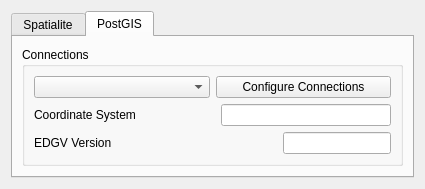
This is CustomWidgets/connectionWidget.ui in dsgoficial/DsgTools as Qt 5 draws it before an edit. The edited form follows.
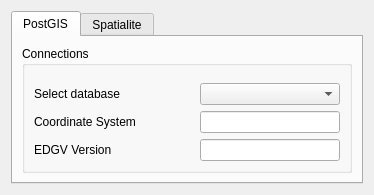
This is the edited form. Custom widgets are drawn as their Qt base class.

Commit message: Major changes on connectionWidget. Now qsettings are almost dead

Diff of the .ui file:
```diff
--- a/CustomWidgets/connectionWidget.ui
+++ b/CustomWidgets/connectionWidget.ui
@@ -6,8 +6,8 @@
    <rect>
     <x>0</x>
     <y>0</y>
-    <width>386</width>
-    <height>172</height>
+    <width>356</width>
+    <height>186</height>
    </rect>
   </property>
   <property name="sizePolicy">
@@ -23,14 +23,208 @@
    <item row="0" column="0">
     <widget class="QTabWidget" name="tabWidget">
      <property name="sizePolicy">
-      <sizepolicy hsizetype="MinimumExpanding" vsizetype="Fixed">
+      <sizepolicy hsizetype="MinimumExpanding" vsizetype="Preferred">
        <horstretch>0</horstretch>
        <verstretch>0</verstretch>
       </sizepolicy>
      </property>
      <property name="currentIndex">
-      <number>1</number>
+      <number>0</number>
      </property>
+     <widget class="QWidget" name="tabPostGIS">
+      <attribute name="title">
+       <string>PostGIS</string>
+      </attribute>
+      <layout class="QGridLayout" name="gridLayout_3">
+       <item row="0" column="0">
+        <widget class="QGroupBox" name="groupBox_3">
+         <property name="sizePolicy">
+          <sizepolicy hsizetype="Preferred" vsizetype="Preferred">
+           <horstretch>0</horstretch>
+           <verstretch>0</verstretch>
+          </sizepolicy>
+         </property>
+         <property name="title">
+          <string>Connections</string>
+         </property>
+         <layout class="QGridLayout" name="gridLayout">
+          <item row="0" column="0">
+           <layout class="QVBoxLayout" name="verticalLayout">
+            <item>
+             <widget class="ExploreServerWidget" name="serverWidget" native="true"/>
+            </item>
+            <item>
+             <layout class="QHBoxLayout" name="horizontalLayout_3">
+              <item>
+               <widget class="QLabel" name="label_8">
+                <property name="sizePolicy">
+                 <sizepolicy hsizetype="Fixed" vsizetype="Preferred">
+                  <horstretch>10</horstretch>
+                  <verstretch>0</verstretch>
+                 </sizepolicy>
+                </property>
+                <property name="maximumSize">
+                 <size>
+                  <width>150</width>
+                  <height>16777215</height>
+                 </size>
+                </property>
+                <property name="text">
+                 <string>Select database</string>
+                </property>
+               </widget>
+              </item>
+              <item>
+               <spacer name="horizontalSpacer_6">
+                <property name="orientation">
+                 <enum>Qt::Horizontal</enum>
+                </property>
+                <property name="sizeType">
+                 <enum>QSizePolicy::Minimum</enum>
+                </property>
+                <property name="sizeHint" stdset="0">
+                 <size>
+                  <width>10</width>
+                  <height>20</height>
+                 </size>
+                </property>
+               </spacer>
+              </item>
+              <item>
+               <widget class="QComboBox" name="comboBoxPostgis">
+                <property name="sizePolicy">
+                 <sizepolicy hsizetype="MinimumExpanding" vsizetype="Fixed">
+                  <horstretch>0</horstretch>
+                  <verstretch>0</verstretch>
+                 </sizepolicy>
+                </property>
+                <property name="minimumSize">
+                 <size>
+                  <width>10</width>
+                  <height>0</height>
+                 </size>
+                </property>
+               </widget>
+              </item>
+             </layout>
+            </item>
+           </layout>
+          </item>
+          <item row="1" column="0">
+           <layout class="QHBoxLayout" name="horizontalLayout_12">
+            <item>
+             <widget class="QLabel" name="label_7">
+              <property name="sizePolicy">
+               <sizepolicy hsizetype="Fixed" vsizetype="Preferred">
+                <horstretch>10</horstretch>
+                <verstretch>0</verstretch>
+               </sizepolicy>
+              </property>
+              <property name="maximumSize">
+               <size>
+                <width>150</width>
+                <height>16777215</height>
+               </size>
+              </property>
+              <property name="text">
+               <string>Coordinate System</string>
+              </property>
+             </widget>
+            </item>
+            <item>
+             <spacer name="horizontalSpacer_5">
+              <property name="orientation">
+               <enum>Qt::Horizontal</enum>
+              </property>
+              <property name="sizeType">
+               <enum>QSizePolicy::Minimum</enum>
+              </property>
+              <property name="sizeHint" stdset="0">
+               <size>
+                <width>10</width>
+                <height>20</height>
+               </size>
+              </property>
+             </spacer>
+            </item>
+            <item>
+             <widget class="QLineEdit" name="postGISCrsEdit">
+              <property name="sizePolicy">
+               <sizepolicy hsizetype="MinimumExpanding" vsizetype="Fixed">
+                <horstretch>0</horstretch>
+                <verstretch>0</verstretch>
+               </sizepolicy>
+              </property>
+              <property name="minimumSize">
+               <size>
+                <width>100</width>
+                <height>0</height>
+               </size>
+              </property>
+             </widget>
+            </item>
+           </layout>
+          </item>
+          <item row="2" column="0">
+           <layout class="QHBoxLayout" name="horizontalLayout_5">
+            <item>
+             <widget class="QLabel" name="label_4">
+              <property name="sizePolicy">
+               <sizepolicy hsizetype="Fixed" vsizetype="Preferred">
+                <horstretch>20</horstretch>
+                <verstretch>0</verstretch>
+               </sizepolicy>
+              </property>
+              <property name="maximumSize">
+               <size>
+                <width>150</width>
+                <height>16777215</height>
+               </size>
+              </property>
+              <property name="text">
+               <string>EDGV Version</string>
+              </property>
+             </widget>
+            </item>
+            <item>
+             <spacer name="horizontalSpacer_3">
+              <property name="orientation">
+               <enum>Qt::Horizontal</enum>
+              </property>
+              <property name="sizeType">
+               <enum>QSizePolicy::Minimum</enum>
+              </property>
+              <property name="sizeHint" stdset="0">
+               <size>
+                <width>10</width>
+                <height>20</height>
+               </size>
+              </property>
+             </spacer>
+            </item>
+            <item>
+             <widget class="QLineEdit" name="edgvPostgisVersionEdit">
+              <property name="sizePolicy">
+               <sizepolicy hsizetype="MinimumExpanding" vsizetype="Fixed">
+                <horstretch>0</horstretch>
+                <verstretch>0</verstretch>
+               </sizepolicy>
+              </property>
+              <property name="minimumSize">
+               <size>
+                <width>100</width>
+                <height>0</height>
+               </size>
+              </property>
+             </widget>
+            </item>
+           </layout>
+          </item>
+         </layout>
+        </widget>
+       </item>
+      </layout>
+     </widget>
      <widget class="QWidget" name="tabSpatialite">
       <attribute name="title">
        <string>Spatialite</string>
@@ -44,10 +238,22 @@
             <widget class="QLabel" name="label">
              <property name="sizePolicy">
               <sizepolicy hsizetype="Fixed" vsizetype="Preferred">
-               <horstretch>0</horstretch>
+               <horstretch>10</horstretch>
                <verstretch>0</verstretch>
               </sizepolicy>
              </property>
+             <property name="minimumSize">
+              <size>
+               <width>120</width>
+               <height>0</height>
+              </size>
+             </property>
+             <property name="maximumSize">
+              <size>
+               <width>120</width>
+               <height>16777215</height>
+              </size>
+             </property>
              <property name="text">
               <string>File                    </string>
              </property>
@@ -63,14 +269,21 @@
              </property>
              <property name="sizeHint" stdset="0">
               <size>
-               <width>95</width>
+               <width>10</width>
                <height>20</height>
               </size>
              </property>
             </spacer>
            </item>
            <item>
-            <widget class="QLineEdit" name="spatialiteFileEdit"/>
+            <widget class="QLineEdit" name="spatialiteFileEdit">
+             <property name="sizePolicy">
+              <sizepolicy hsizetype="MinimumExpanding" vsizetype="Fixed">
+               <horstretch>0</horstretch>
+               <verstretch>0</verstretch>
+              </sizepolicy>
+             </property>
+            </widget>
            </item>
            <item>
             <widget class="QPushButton" name="pushButtonOpenFile">
@@ -87,10 +300,16 @@
             <widget class="QLabel" name="label_2">
              <property name="sizePolicy">
               <sizepolicy hsizetype="Fixed" vsizetype="Preferred">
-               <horstretch>0</horstretch>
+               <horstretch>10</horstretch>
                <verstretch>0</verstretch>
               </sizepolicy>
              </property>
+             <property name="maximumSize">
+              <size>
+               <width>120</width>
+               <height>16777215</height>
+              </size>
+             </property>
              <property name="text">
               <string>Coordinate System</string>
              </property>
@@ -106,14 +325,27 @@
              </property>
              <property name="sizeHint" stdset="0">
               <size>
-               <width>5</width>
+               <width>10</width>
                <height>20</height>
               </size>
              </property>
             </spacer>
            </item>
            <item>
-            <widget class="QLineEdit" name="spatialiteCrsEdit"/>
+            <widget class="QLineEdit" name="spatialiteCrsEdit">
+             <property name="sizePolicy">
+              <sizepolicy hsizetype="MinimumExpanding" vsizetype="Fixed">
+               <horstretch>0</horstretch>
+               <verstretch>0</verstretch>
+              </sizepolicy>
+             </property>
+             <property name="minimumSize">
+              <size>
+               <width>100</width>
+               <height>0</height>
+              </size>
+             </property>
+            </widget>
            </item>
           </layout>
          </item>
@@ -123,10 +355,16 @@
             <widget class="QLabel" name="label_3">
              <property name="sizePolicy">
               <sizepolicy hsizetype="Fixed" vsizetype="Preferred">
-               <horstretch>0</horstretch>
+               <horstretch>20</horstretch>
                <verstretch>0</verstretch>
               </sizepolicy>
              </property>
+             <property name="maximumSize">
+              <size>
+               <width>120</width>
+               <height>16777215</height>
+              </size>
+             </property>
              <property name="text">
               <string>EDGV Version</string>
              </property>
@@ -142,14 +380,27 @@
              </property>
              <property name="sizeHint" stdset="0">
               <size>
-               <width>51</width>
+               <width>10</width>
                <height>20</height>
               </size>
              </property>
             </spacer>
            </item>
            <item>
-            <widget class="QLineEdit" name="edgvSpatialiteVersionEdit"/>
+            <widget class="QLineEdit" name="edgvSpatialiteVersionEdit">
+             <property name="sizePolicy">
+              <sizepolicy hsizetype="MinimumExpanding" vsizetype="Fixed">
+               <horstretch>0</horstretch>
+               <verstretch>0</verstretch>
+              </sizepolicy>
+             </property>
+             <property name="minimumSize">
+              <size>
+               <width>100</width>
+               <height>0</height>
+              </size>
+             </property>
+            </widget>
            </item>
           </layout>
          </item>
@@ -157,176 +408,18 @@
        </item>
       </layout>
      </widget>
-     <widget class="QWidget" name="tabPostGIS">
-      <attribute name="title">
-       <string>PostGIS</string>
-      </attribute>
-      <layout class="QGridLayout" name="gridLayout_3">
-       <item row="0" column="0">
-        <widget class="QGroupBox" name="groupBox_3">
-         <property name="sizePolicy">
-          <sizepolicy hsizetype="Preferred" vsizetype="Fixed">
-           <horstretch>0</horstretch>
-           <verstretch>0</verstretch>
-          </sizepolicy>
-         </property>
-         <property name="title">
-          <string>Connections</string>
-         </property>
-         <layout class="QGridLayout" name="gridLayout_5">
-          <item row="0" column="0">
-           <layout class="QGridLayout" name="gridLayout">
-            <item row="0" column="0">
-             <layout class="QHBoxLayout" name="horizontalLayout_3">
-              <item>
-               <widget class="QComboBox" name="comboBoxPostgis">
-                <property name="sizePolicy">
-                 <sizepolicy hsizetype="Minimum" vsizetype="Fixed">
-                  <horstretch>0</horstretch>
-                  <verstretch>0</verstretch>
-                 </sizepolicy>
-                </property>
-                <property name="minimumSize">
-                 <size>
-                  <width>10</width>
-                  <height>0</height>
-                 </size>
-                </property>
-               </widget>
-              </item>
-              <item>
-               <widget class="QPushButton" name="addConnectionButton">
-                <property name="sizePolicy">
-                 <sizepolicy hsizetype="Ignored" vsizetype="Fixed">
-                  <horstretch>0</horstretch>
-                  <verstretch>0</verstretch>
-                 </sizepolicy>
-                </property>
-                <property name="minimumSize">
-                 <size>
-                  <width>10</width>
-                  <height>0</height>
-                 </size>
-                </property>
-                <property name="toolTip">
-                 <string extracomment="Configure Connections"/>
-                </property>
-                <property name="text">
-                 <string>Configure Connections</string>
-                </property>
-               </widget>
-              </item>
-             </layout>
-            </item>
-            <item row="1" column="0">
-             <layout class="QHBoxLayout" name="horizontalLayout_12">
-              <item>
-               <widget class="QLabel" name="label_7">
-                <property name="sizePolicy">
-                 <sizepolicy hsizetype="MinimumExpanding" vsizetype="Preferred">
-                  <horstretch>0</horstretch>
-                  <verstretch>0</verstretch>
-                 </sizepolicy>
-                </property>
-                <property name="text">
-                 <string>Coordinate System</string>
-                </property>
-               </widget>
-              </item>
-              <item>
-               <spacer name="horizontalSpacer_5">
-                <property name="orientation">
-                 <enum>Qt::Horizontal</enum>
-                </property>
-                <property name="sizeType">
-                 <enum>QSizePolicy::Minimum</enum>
-                </property>
-                <property name="sizeHint" stdset="0">
-                 <size>
-                  <width>10</width>
-                  <height>20</height>
-                 </size>
-                </property>
-               </spacer>
-              </item>
-              <item>
-               <widget class="QLineEdit" name="postGISCrsEdit">
-                <property name="sizePolicy">
-                 <sizepolicy hsizetype="MinimumExpanding" vsizetype="Fixed">
-                  <horstretch>0</horstretch>
-                  <verstretch>0</verstretch>
-                 </sizepolicy>
-                </property>
-                <property name="minimumSize">
-                 <size>
-                  <width>100</width>
-                  <height>0</height>
-                 </size>
-                </property>
-               </widget>
-              </item>
-             </layout>
-            </item>
-            <item row="2" column="0">
-             <layout class="QHBoxLayout" name="horizontalLayout_5">
-              <item>
-               <widget class="QLabel" name="label_4">
-                <property name="sizePolicy">
-                 <sizepolicy hsizetype="MinimumExpanding" vsizetype="Preferred">
-                  <horstretch>50</horstretch>
-                  <verstretch>0</verstretch>
-                 </sizepolicy>
-                </property>
-                <property name="text">
-                 <string>EDGV Version</string>
-                </property>
-               </widget>
-              </item>
-              <item>
-               <spacer name="horizontalSpacer_3">
-                <property name="orientation">
-                 <enum>Qt::Horizontal</enum>
-                </property>
-                <property name="sizeType">
-                 <enum>QSizePolicy::Minimum</enum>
-                </property>
-                <property name="sizeHint" stdset="0">
-                 <size>
-                  <width>35</width>
-                  <height>20</height>
-                 </size>
-                </property>
-               </spacer>
-              </item>
-              <item>
-               <widget class="QLineEdit" name="edgvPostgisVersionEdit">
-                <property name="sizePolicy">
-                 <sizepolicy hsizetype="MinimumExpanding" vsizetype="Fixed">
-                  <horstretch>0</horstretch>
-                  <verstretch>0</verstretch>
-                 </sizepolicy>
-                </property>
-                <property name="minimumSize">
-                 <size>
-                  <width>100</width>
-                  <height>0</height>
-                 </size>
-                </property>
-               </widget>
-              </item>
-             </layout>
-            </item>
-           </layout>
-          </item>
-         </layout>
-        </widget>
-       </item>
-      </layout>
-     </widget>
     </widget>
    </item>
   </layout>
  </widget>
+ <customwidgets>
+  <customwidget>
+   <class>ExploreServerWidget</class>
+   <extends>QWidget</extends>
+   <header>DsgTools.CustomWidgets.exploreServerWidget.h</header>
+   <container>1</container>
+  </customwidget>
+ </customwidgets>
  <resources/>
  <connections/>
 </ui>
```
The commit also changes 8 other files.
